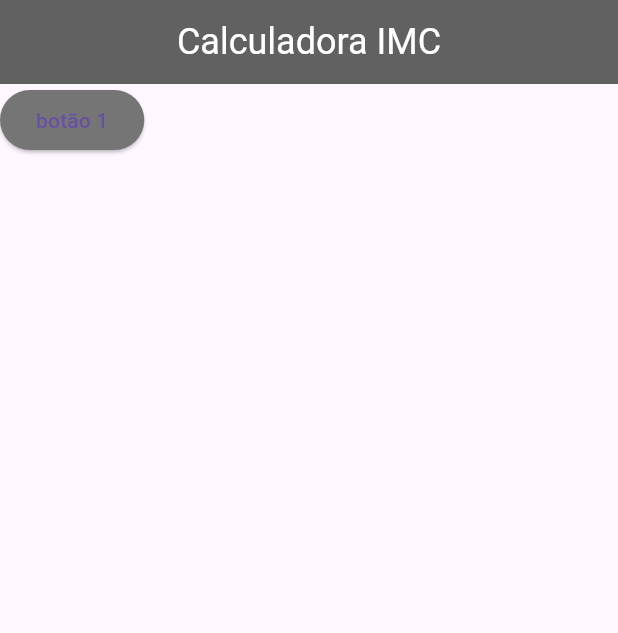
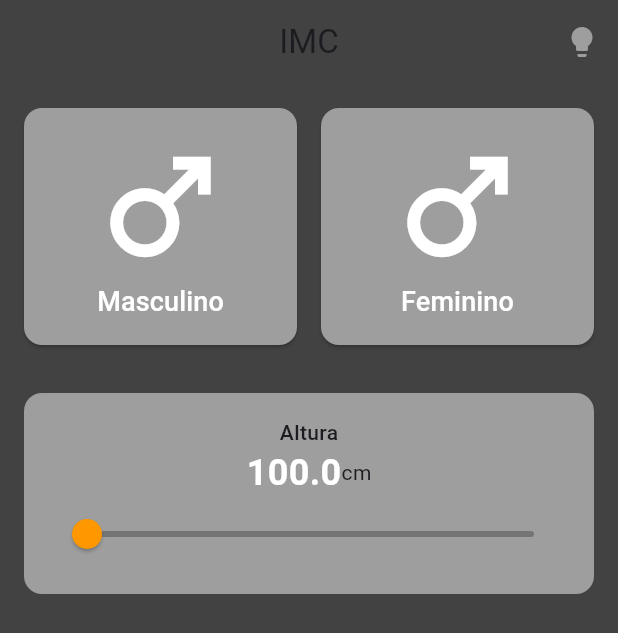
Before and after one commit to WeslleyNanferdes/imc-flutter, a Flutter app: the screen it shows after launch, on a phone screen of 412 x 824 dp. Shown: the top 633 px of the screen. Run offline on Flutter 3.47's test engine with Material 3 defaults, Android fonts, the phone set to English and light mode, and no system bars.

```diff
--- a/lib/main.dart
+++ b/lib/main.dart
@@ -1,62 +1,166 @@
 import 'package:flutter/material.dart';
 
-Color cinzaPagina = Colors.grey.shade700;
-Color cinzaBotaoPressionado = Colors.blue;
-Color cinzaBotaoNaoPressionado = Colors.grey.shade600;
-bool estadoButton = false;
+bool mascSelectedButton = false;
+bool femSelectedButton = false;
 
 void main(){
-  runApp(const MyApp());
+  runApp(MyApp());
 }
 
 class MyApp extends StatefulWidget{
-  const MyApp({super.key});
+  MyApp({super.key});
 
-  @override
-  State<MyApp> createState() => _MyApp();
+  State<MyApp> createState() => MyAppState();
 }
 
-class _MyApp extends State<MyApp>{
+class MyAppState extends State<MyApp>{
+  double _value = 100;
+  bool changeTheme = true;
+
+  void _selectingButtonMasc(){
+    setState(() {
+      if(mascSelectedButton == false || femSelectedButton == true){
+        mascSelectedButton = true;
+        femSelectedButton = false;
+      } else{
+        mascSelectedButton = false;
+      }
+    });
+  }
+
+  void _selectingButtonFem(){
+    setState(() {
+      if(femSelectedButton == false || mascSelectedButton == true){
+        mascSelectedButton = false;
+        femSelectedButton = true;
+      } else{
+        femSelectedButton = false;
+      }
+    });
+  }
+
   @override
   Widget build(BuildContext context){
     return MaterialApp(
       debugShowCheckedModeBanner: false,
       home: Scaffold(
+        backgroundColor: changeTheme ? Colors.grey.shade800 : Colors.grey.shade500,
         appBar: AppBar(
-          title: const Text('Calculadora IMC', style: TextStyle(color: Colors.white, fontSize: 24),),
+          title: const Text('IMC'),
+          backgroundColor: changeTheme ? Colors.grey.shade800 : Colors.grey.shade500,
           centerTitle: true,
-          backgroundColor: cinzaPagina,
+          shadowColor: Colors.transparent,
+          actions: [
+            IconButton(
+              onPressed: () {
+                setState(() {
+                  changeTheme = !changeTheme;
+                });
+              },
+              icon: Icon(Icons.lightbulb, color: changeTheme ? Colors.grey.shade500 : Colors.yellow),
+            ),
+          ],
         ),
-        body: LayoutBuilder(
-          builder: (context, constraints) => const Column(
-            children: <Widget>[
-              Button(text: 'botão 1')
-            ],
-          ),
+        body: Column(
+          children: <Widget>[
+            Padding(
+              padding: EdgeInsets.all(16.0),
+              child: Row(
+                children: <Widget>[
+                  Expanded(
+                    child: ElevatedButton(
+                      onPressed: _selectingButtonMasc,
+                      style: ButtonStyle(
+                        backgroundColor: WidgetStateProperty.all<Color>(mascSelectedButton ? (changeTheme ? Colors.grey.shade600 : Colors.grey.shade300) : (changeTheme ? Colors.grey.shade500 : Colors.grey.shade200)),
+                        shape: WidgetStateProperty.all<OutlinedBorder>(
+                          RoundedRectangleBorder(
+                            borderRadius: BorderRadius.circular(12.0),
+                          ),
+                        ),
+                      ),
+                      child: Padding(
+                        padding: EdgeInsets.symmetric(vertical: 16.0, horizontal: 16.0),
+                        child: Column(
+                          children: <Widget>[
+                            Icon(Icons.male, size: 100, color: changeTheme ? Colors.white : Colors.black),
+                            Text('Masculino', style: TextStyle(fontSize: 18.0, color: changeTheme ? Colors.white : Colors.black))
+                          ],
+                        ),
+                      ),
+                    ),
+                  ),
+                  const SizedBox(width: 16.0),
+                  Expanded(
+                    child: ElevatedButton(
+                      onPressed: _selectingButtonFem,
+                      style: ButtonStyle(
+                        backgroundColor: WidgetStateProperty.all<Color>(femSelectedButton ? (changeTheme ? Colors.grey.shade600 : Colors.grey.shade300) : (changeTheme ? Colors.grey.shade500 : Colors.grey.shade200)),
+                        shape: WidgetStateProperty.all<OutlinedBorder>(
+                          RoundedRectangleBorder(
+                            borderRadius: BorderRadius.circular(12.0),
+                          ),
+                        ),
+                      ),
+                      child: Padding(
+                        padding: EdgeInsets.symmetric(vertical: 16.0, horizontal: 16.0),
+                        child: Column(
+                          children: <Widget>[
+                            Icon(Icons.male, size: 100, color: changeTheme ? Colors.white : Colors.black),
+                            Text('Feminino', style: TextStyle(fontSize: 18.0, color: changeTheme ? Colors.white : Colors.black))
+                          ],
+                        )
+                      ),
+                    ),
+                  ),
+                ],
+              ),
+            ),
+
+            Padding(
+              padding: EdgeInsets.all(16.0),
+              child: Container(
+                padding: EdgeInsets.all(16.0),
+                decoration: BoxDecoration(
+                  color: changeTheme ? Colors.grey.shade500 : Colors.grey.shade300,
+                  borderRadius: BorderRadius.circular(12.0),
+                ),
+                child: Expanded(
+                  child: Column(
+                    children: <Widget>[
+                      Center(
+                        child: const Text('Altura', style: TextStyle(fontSize: 14.0, fontWeight: FontWeight.w500)),
+                      ),
+                      Center(
+                        child: Row(
+                          mainAxisAlignment: MainAxisAlignment.center,
+                          crossAxisAlignment: CrossAxisAlignment.center,
+                          children: <Widget>[
+                            Text('${_value}', style: TextStyle(fontSize: 24.0, color: changeTheme ? Colors.white : Colors.black, fontWeight: FontWeight.w700)),
+                            const Text('cm'),
+                          ],
+                        ),
+                      ),
+                      Slider(
+                        value: _value,
+                        min: 100,
+                        max: 300,
+                        divisions: 200,
+                        activeColor: changeTheme ? Colors.orange : Colors.blue,
+                        inactiveColor: changeTheme ? Colors.grey.shade600 : Colors.grey.shade400,
+                        onChanged: (double value){
+                          setState((){
+                            _value = value;
+                          });
+                        }
+                      ),
+                    ],
+                  ),
+                ),
+              ),
+            ),
+          ],
         ),
       ),
     );
   }
 }
-
-
-
-class Button extends StatelessWidget{
-  final String text;
-  const Button({super.key, required this.text});
-
-  @override
-  Widget build(BuildContext context){
-    return ElevatedButton(
-      onPressed:() {
-        setState((){
-
-        });
-      },
-      style: ButtonStyle(
-        backgroundColor: MaterialStateProperty.all<Color>(estadoButton ? cinzaBotaoPressionado : cinzaBotaoNaoPressionado),
-      ),
-      child: Text(text),
-    );
-  }
-}
```
